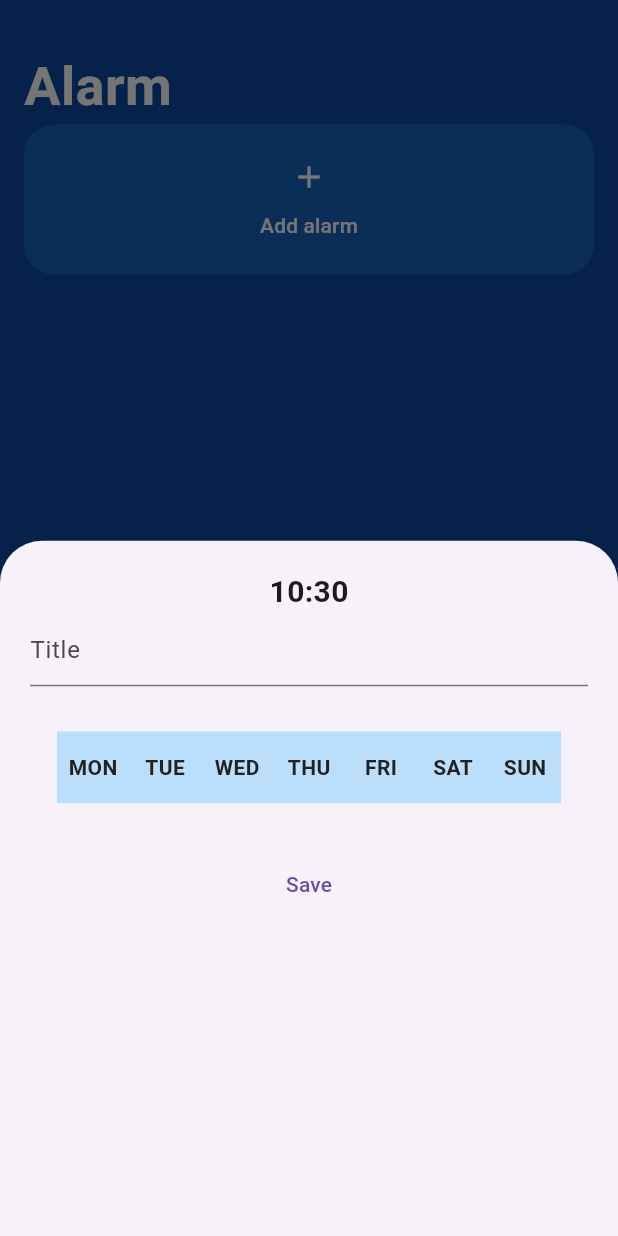
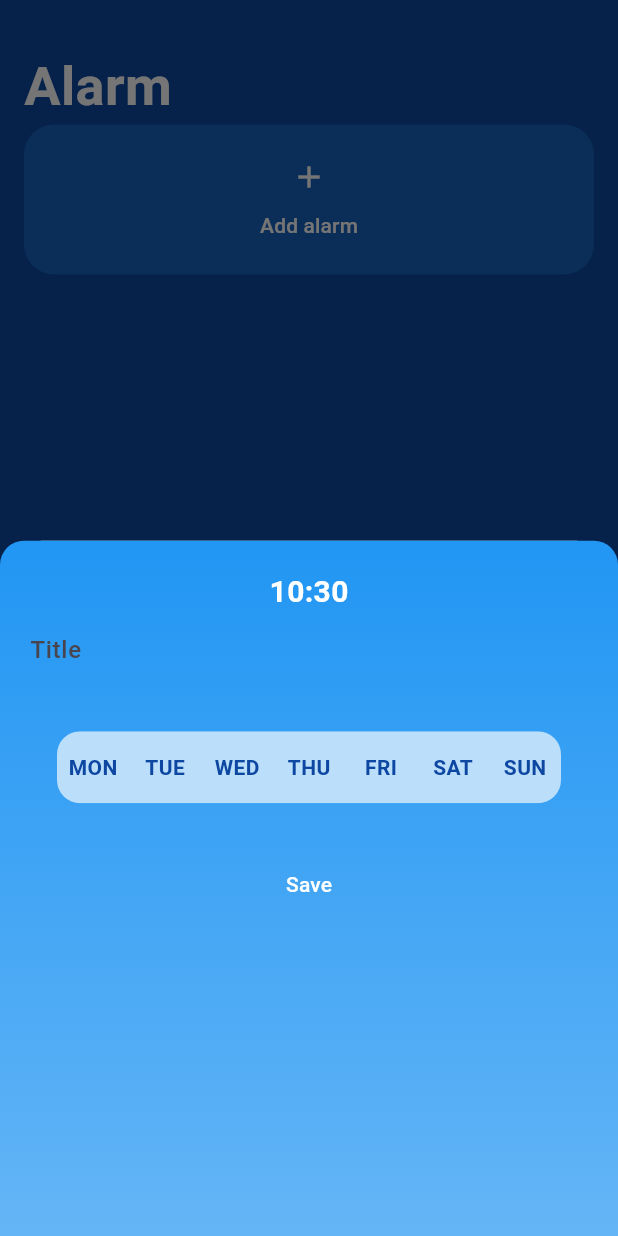
Before and after one commit to Yudnikov-Leonid/CoolClock, a Flutter app: the screen it shows after launch, item 2 of the bottom bar chosen, after a tap on "Add alarm", on a phone screen of 412 x 824 dp. Run offline on Flutter 3.47's test engine with Material 3 defaults, Android fonts, the phone set to English and light mode, and no system bars; our stand-ins replace flutter_local_notifications, sqflite, timezone; accounts and stored records are empty.

Commit message:
update alarm

```diff
--- a/lib/timer_screen/alarm_widget.dart
+++ b/lib/timer_screen/alarm_widget.dart
@@ -1,5 +1,6 @@
 import 'package:cool_clock/alarm_helper.dart';
 import 'package:cool_clock/timer_screen/alarm_info.dart';
+import 'package:cool_clock/timer_screen/edit_bottom_sheet.dart';
 import 'package:flutter/cupertino.dart';
 import 'package:flutter/material.dart';
 
@@ -16,10 +17,13 @@ class AlarmWidget extends StatefulWidget {
 }
 
 class _AlarmWidgetState extends State<AlarmWidget> {
-
   @override
   Widget build(BuildContext context) {
-    return Container(
+    return InkWell(
+      onTap: () {
+        editAlarmBottomSheet(context, widget._alarmHelper, widget._loadAlarms, alarm: widget._alarm);
+      },
+      child: Container(
         margin: const EdgeInsets.only(bottom: 32),
         decoration: BoxDecoration(
             gradient: LinearGradient(
@@ -109,6 +113,7 @@ class _AlarmWidgetState extends State<AlarmWidget> {
             ],
           ),
         ),
+      ),
     );
   }
 }
--- /dev/null
+++ b/lib/timer_screen/edit_bottom_sheet.dart
@@ -0,0 +1,134 @@
+import 'package:cool_clock/alarm_helper.dart';
+import 'package:cool_clock/timer_screen/alarm_info.dart';
+import 'package:flutter/material.dart';
+
+void editAlarmBottomSheet(
+    BuildContext context, AlarmHelper alarmHelper, Function() loadAlarms,
+    {AlarmInfo? alarm}) {
+  TimeOfDay selectedTime = alarm?.timeOfDay ?? TimeOfDay.now();
+  List<bool> selectedDays;
+  if (alarm != null) {
+    selectedDays = List.generate(7, (_) => false);
+    alarm.days.forEach((element) {
+      selectedDays[element] = true;
+    });
+  } else {
+    selectedDays = List.generate(7, (_) => true);
+  }
+  TextEditingController titleController =
+      TextEditingController(text: alarm?.title);
+
+  showModalBottomSheet(
+      context: context,
+      builder: (context) {
+        return StatefulBuilder(
+          builder: (context, setState) {
+            return Container(
+              decoration: BoxDecoration(
+                  borderRadius: const BorderRadius.only(
+                      topLeft: Radius.circular(16),
+                      topRight: Radius.circular(16)),
+                  gradient: LinearGradient(
+                      colors: [Colors.blue, Colors.blue.shade300],
+                      begin: Alignment.topCenter,
+                      end: Alignment.bottomCenter)),
+              padding: const EdgeInsets.all(20),
+              height: 600,
+              width: double.infinity,
+              child: Column(
+                children: [
+                  InkWell(
+                    onTap: () async {
+                      final TimeOfDay? timeOfDay = await showTimePicker(
+                          context: context, initialTime: selectedTime);
+                      if (timeOfDay != null) {
+                        setState(() {
+                          selectedTime = timeOfDay;
+                        });
+                      }
+                    },
+                    child: Text(
+                      '${selectedTime.hour < 10 ? '0${selectedTime.hour}' : selectedTime.hour}:${selectedTime.minute < 10 ? '0${selectedTime.minute}' : selectedTime.minute}',
+                      style: const TextStyle(
+                          fontWeight: FontWeight.bold,
+                          fontSize: 20,
+                          color: Colors.white),
+                    ),
+                  ),
+                  TextField(
+                    controller: titleController,
+                    cursorColor: Colors.white,
+                    textCapitalization: TextCapitalization.sentences,
+                    style: const TextStyle(
+                        color: Colors.white, fontWeight: FontWeight.w500),
+                    decoration: const InputDecoration(
+                      border: InputBorder.none,
+                      hintText: 'Title',
+                    ),
+                  ),
+                  const SizedBox(
+                    height: 30,
+                  ),
+                  ToggleButtons(
+                    isSelected: selectedDays,
+                    onPressed: (index) {
+                      setState(() {
+                        selectedDays[index] = !selectedDays[index];
+                      });
+                    },
+                    borderRadius: BorderRadius.circular(16),
+                    color: Colors.white,
+                    selectedColor: Colors.blue.shade900,
+                    fillColor: Colors.blue.shade100,
+                    splashColor: Colors.transparent,
+                    renderBorder: false,
+                    children: const [
+                      'MON',
+                      'TUE',
+                      "WED",
+                      "THU",
+                      'FRI',
+                      'SAT',
+                      'SUN'
+                    ]
+                        .map((text) => Text(text,
+                            style:
+                                const TextStyle(fontWeight: FontWeight.bold)))
+                        .toList(),
+                  ),
+                  const SizedBox(
+                    height: 30,
+                  ),
+                  TextButton(
+                      onPressed: () async {
+                        List<int> days = [];
+                        selectedDays.asMap().forEach((index, element) {
+                          if (element) {
+                            days.add(index);
+                          }
+                        });
+                        final info = AlarmInfo(
+                            id: alarm?.id,
+                            title: titleController.text,
+                            timeOfDay: selectedTime,
+                            days: days,
+                            isPending: alarm?.isPending ?? true);
+                        if (alarm == null) {
+                          await alarmHelper.insertAlarm(info);
+                        } else {
+                          await alarmHelper.update(info);
+                        }
+                        loadAlarms();
+                        Navigator.of(context).pop();
+                      },
+                      child: const Text(
+                        'Save',
+                        style: TextStyle(color: Colors.white),
+                      ))
+                ],
+              ),
+            );
+          },
+        );
+      });
+}
--- a/lib/timer_screen/timer_screen.dart
+++ b/lib/timer_screen/timer_screen.dart
@@ -2,6 +2,7 @@ import 'package:cool_clock/alarm_helper.dart';
 import 'package:cool_clock/main.dart';
 import 'package:cool_clock/timer_screen/alarm_info.dart';
 import 'package:cool_clock/timer_screen/alarm_widget.dart';
+import 'package:cool_clock/timer_screen/edit_bottom_sheet.dart';
 import 'package:flutter/cupertino.dart';
 import 'package:flutter/material.dart';
 import 'package:flutter/services.dart';
@@ -87,7 +88,7 @@ class _TimerScreenState extends State<TimerScreen> {
         animationDuration: const Duration(milliseconds: 100),
         splashColor: Colors.blue.shade900,
         onPressed: () {
-          _newAlarmBottomSheet();
+          editAlarmBottomSheet(context, _alarmHelper, _loadAlarms);
         },
         child: const Column(
           mainAxisAlignment: MainAxisAlignment.center,
@@ -107,100 +108,6 @@ class _TimerScreenState extends State<TimerScreen> {
         ),
       ),
     );
-  }
-
-  void _newAlarmBottomSheet() {
-    TimeOfDay selectedTime = TimeOfDay.now();
-    List<bool> selectedDays = List.generate(7, (_) => true);
-    TextEditingController titleController = TextEditingController();
-    showModalBottomSheet(
-        context: context,
-        builder: (context) {
-          return StatefulBuilder(
-            builder: (context, setState) {
-              return Container(
-                padding: const EdgeInsets.all(20),
-                height: 600,
-                width: double.infinity,
-                child: Column(
-                  children: [
-                    InkWell(
-                      onTap: () async {
-                        final TimeOfDay? timeOfDay = await showTimePicker(
-                            context: context, initialTime: selectedTime);
-                        if (timeOfDay != null) {
-                          setState(() {
-                            selectedTime = timeOfDay;
-                          });
-                        }
-                      },
-                      child: Text(
-                        '${selectedTime.hour}:${selectedTime.minute}',
-                        style: const TextStyle(
-                            fontWeight: FontWeight.bold, fontSize: 20),
-                      ),
-                    ),
-                    TextField(
-                      controller: titleController,
-                      textCapitalization: TextCapitalization.sentences,
-                      decoration: const InputDecoration(hintText: 'Title'),
-                    ),
-                    const SizedBox(
-                      height: 30,
-                    ),
-                    ToggleButtons(
-                      isSelected: selectedDays,
-                      onPressed: (index) {
-                        setState(() {
-                          selectedDays[index] = !selectedDays[index];
-                        });
-                      },
-                      color: Colors.black,
-                      selectedColor: Colors.grey.shade900,
-                      fillColor: Colors.blue.shade100,
-                      splashColor: Colors.transparent,
-                      renderBorder: false,
-                      children: const [
-                        'MON',
-                        'TUE',
-                        "WED",
-                        "THU",
-                        'FRI',
-                        'SAT',
-                        'SUN'
-                      ]
-                          .map((text) => Text(text,
-                              style:
-                                  const TextStyle(fontWeight: FontWeight.bold)))
-                          .toList(),
-                    ),
-                    const SizedBox(
-                      height: 30,
-                    ),
-                    TextButton(
-                        onPressed: () async {
-                          List<int> days = [];
-                          selectedDays.asMap().forEach((index, element) {
-                            if (element) {
-                              days.add(index);
-                            }
-                          });
-                          final info = AlarmInfo(
-                              title: titleController.text,
-                              timeOfDay: selectedTime,
-                              days: days,
-                              isPending: true);
-                          await _alarmHelper.insertAlarm(info);
-                          _loadAlarms();
-                          Navigator.of(context).pop();
-                        },
-                        child: const Text('Save'))
-                  ],
-                ),
-              );
-            },
-          );
-        });
   }
 
   void _makeAlarm(String desc) async {
```
Lines whose indentation alone changed are shown as unchanged.
